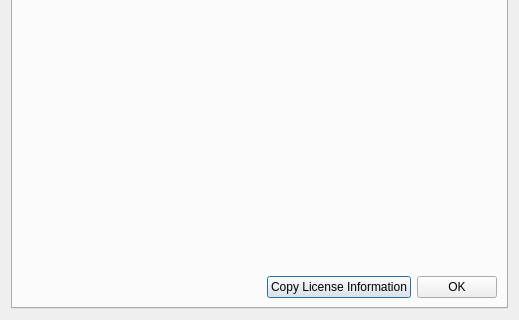
GAMS-dev/studio, file src/support/aboutgamsdialog.ui: the form before one commit; both pictures show x 0 to 519 and y 167 to 487 of the 519 by 487 pixel window.
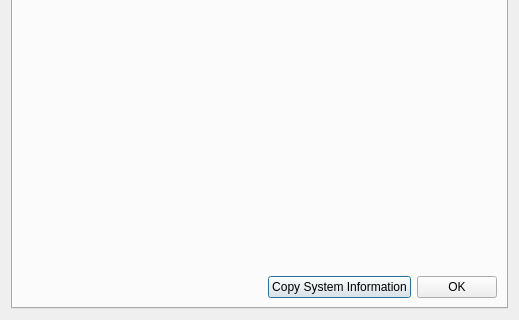
The form after the commit. Icons and pictures are not drawn.

Commit message: Copy System Information

Diff of the .ui file:
```diff
--- a/src/support/aboutgamsdialog.ui
+++ b/src/support/aboutgamsdialog.ui
@@ -176,7 +176,7 @@
             </sizepolicy>
            </property>
            <property name="text">
-            <string>Copy License Information</string>
+            <string>Copy System Information</string>
            </property>
           </widget>
          </item>
```
